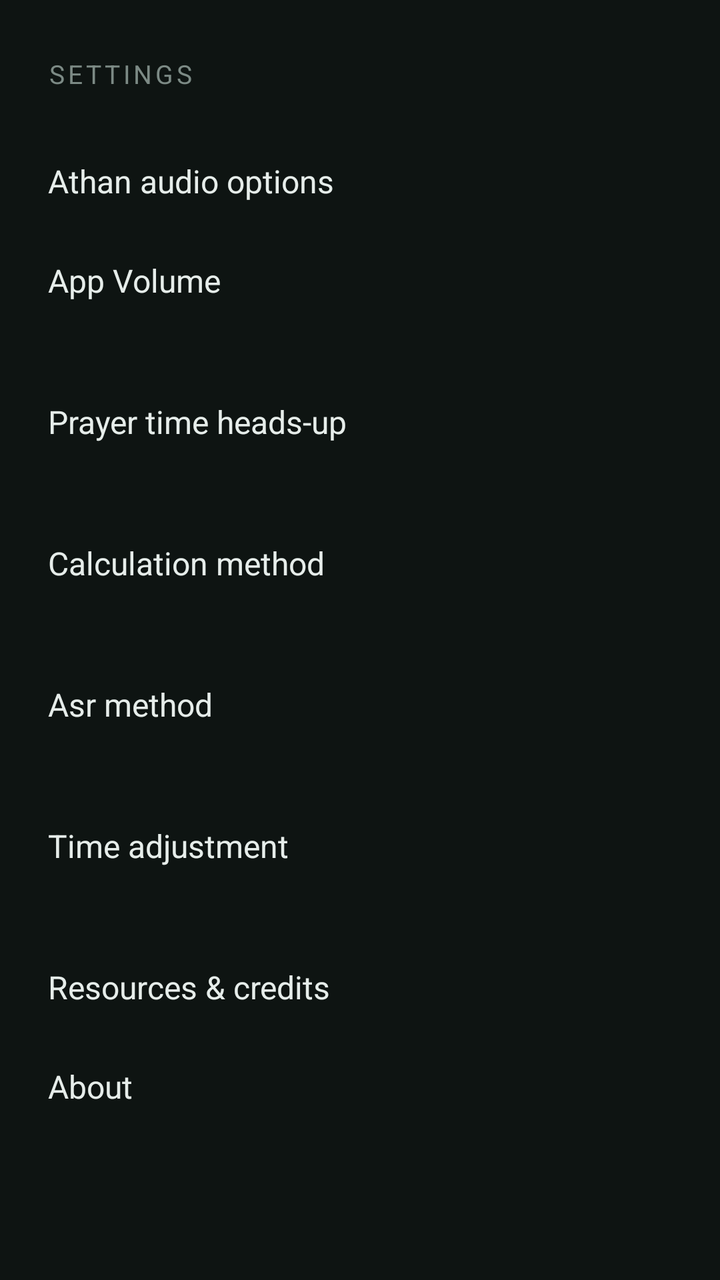
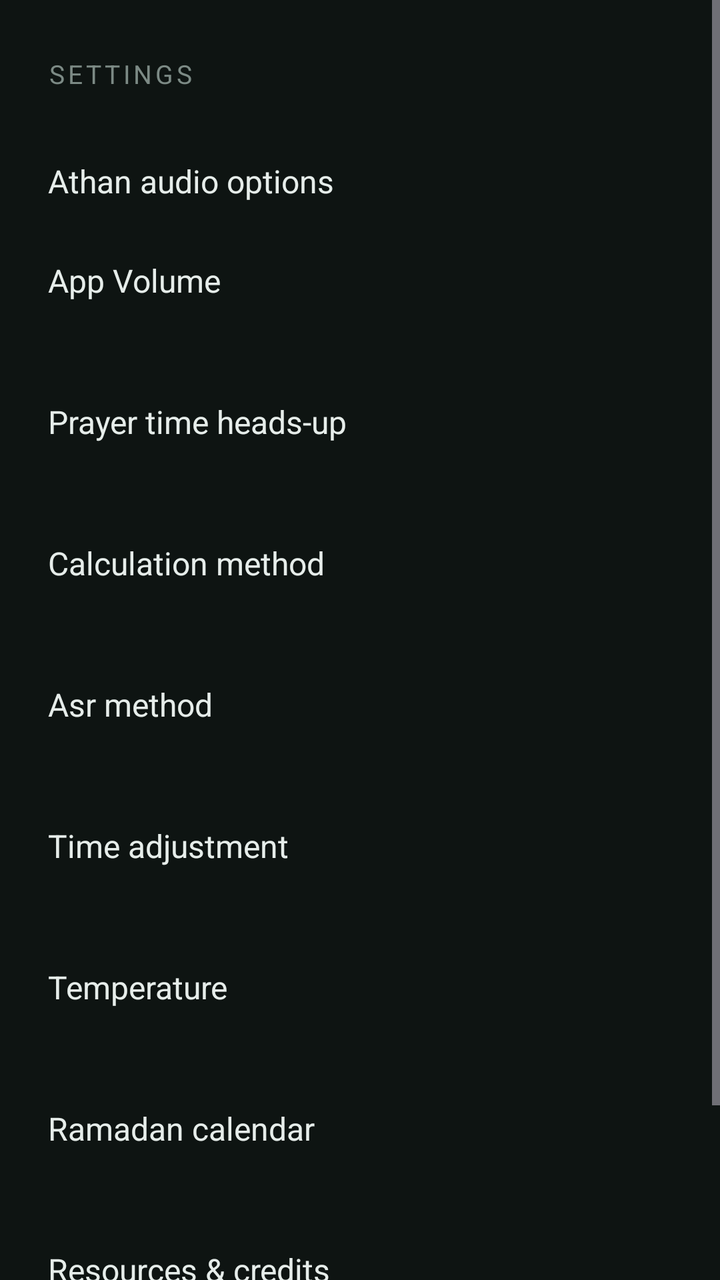

Screens rendered from an Android XML layout before and after an edit, with the pre-edit source and the edit as a unified diff.
<!-- AndroidManifest.xml: application theme Theme.Athan -->
<!-- res/layout/activity_settings.xml -->
<?xml version="1.0" encoding="utf-8"?>
<ScrollView xmlns:android="http://schemas.android.com/apk/res/android"
    android:id="@+id/root"
    android:layout_width="match_parent"
    android:layout_height="match_parent"
    android:background="@color/bg"
    android:fillViewport="true">

    <LinearLayout
        android:layout_width="match_parent"
        android:layout_height="wrap_content"
        android:orientation="vertical"
        android:paddingStart="24dp"
        android:paddingTop="28dp"
        android:paddingEnd="24dp"
        android:paddingBottom="32dp">

        <TextView
            android:layout_width="wrap_content"
            android:layout_height="wrap_content"
            android:letterSpacing="0.12"
            android:text="@string/settings"
            android:textAllCaps="true"
            android:textColor="@color/text_dim"
            android:textSize="13sp" />

        <LinearLayout
            android:id="@+id/audioOptionsRow"
            android:layout_width="match_parent"
            android:layout_height="wrap_content"
            android:layout_marginTop="20dp"
            android:background="?attr/selectableItemBackground"
            android:orientation="vertical"
            android:paddingTop="14dp"
            android:paddingBottom="14dp">

            <TextView
                android:layout_width="match_parent"
                android:layout_height="wrap_content"
                android:text="@string/athan_audio_options"
                android:textColor="@color/text"
                android:textSize="16sp" />

        </LinearLayout>

        <LinearLayout
            android:id="@+id/appVolumeRow"
            android:layout_width="match_parent"
            android:layout_height="wrap_content"
            android:background="?attr/selectableItemBackground"
            android:orientation="vertical"
            android:paddingTop="14dp"
            android:paddingBottom="14dp">

            <TextView
                android:layout_width="match_parent"
                android:layout_height="wrap_content"
                android:text="@string/app_volume"
                android:textColor="@color/text"
                android:textSize="16sp" />

            <TextView
                android:id="@+id/appVolumeName"
                android:layout_width="match_parent"
                android:layout_height="wrap_content"
                android:layout_marginTop="2dp"
                android:textColor="@color/accent"
                android:textSize="14sp" />
        </LinearLayout>

        <LinearLayout
            android:id="@+id/reminderRow"
            android:layout_width="match_parent"
            android:layout_height="wrap_content"
            android:background="?attr/selectableItemBackground"
            android:orientation="vertical"
            android:paddingTop="14dp"
            android:paddingBottom="14dp">

            <TextView
                android:layout_width="match_parent"
                android:layout_height="wrap_content"
                android:text="@string/reminder_title_short"
                android:textColor="@color/text"
                android:textSize="16sp" />

            <TextView
                android:id="@+id/reminderName"
                android:layout_width="match_parent"
                android:layout_height="wrap_content"
                android:layout_marginTop="2dp"
                android:textColor="@color/accent"
                android:textSize="14sp" />
        </LinearLayout>

        <LinearLayout
            android:id="@+id/methodRow"
            android:layout_width="match_parent"
            android:layout_height="wrap_content"
            android:background="?attr/selectableItemBackground"
            android:orientation="vertical"
            android:paddingTop="14dp"
            android:paddingBottom="14dp">

            <TextView
                android:layout_width="match_parent"
                android:layout_height="wrap_content"
                android:text="@string/calculation_method"
                android:textColor="@color/text"
                android:textSize="16sp" />

            <TextView
                android:id="@+id/methodName"
                android:layout_width="match_parent"
                android:layout_height="wrap_content"
                android:layout_marginTop="2dp"
                android:textColor="@color/accent"
                android:textSize="14sp" />
        </LinearLayout>

        <LinearLayout
            android:id="@+id/madhabRow"
            android:layout_width="match_parent"
            android:layout_height="wrap_content"
            android:background="?attr/selectableItemBackground"
            android:orientation="vertical"
            android:paddingTop="14dp"
            android:paddingBottom="14dp">

            <TextView
                android:layout_width="match_parent"
                android:layout_height="wrap_content"
                android:text="@string/juristic_method"
                android:textColor="@color/text"
                android:textSize="16sp" />

            <TextView
                android:id="@+id/madhabName"
                android:layout_width="match_parent"
                android:layout_height="wrap_content"
                android:layout_marginTop="2dp"
                android:textColor="@color/accent"
                android:textSize="14sp" />
        </LinearLayout>

        <LinearLayout
            android:id="@+id/adjustRow"
            android:layout_width="match_parent"
            android:layout_height="wrap_content"
            android:background="?attr/selectableItemBackground"
            android:orientation="vertical"
            android:paddingTop="14dp"
            android:paddingBottom="14dp">

            <TextView
                android:layout_width="match_parent"
                android:layout_height="wrap_content"
                android:text="@string/time_adjustment"
                android:textColor="@color/text"
                android:textSize="16sp" />

            <TextView
                android:id="@+id/adjustName"
                android:layout_width="match_parent"
                android:layout_height="wrap_content"
                android:layout_marginTop="2dp"
                android:textColor="@color/accent"
                android:textSize="14sp" />
        </LinearLayout>

        <LinearLayout
            android:id="@+id/creditsRow"
            android:layout_width="match_parent"
            android:layout_height="wrap_content"
            android:background="?attr/selectableItemBackground"
            android:orientation="vertical"
            android:paddingTop="14dp"
            android:paddingBottom="14dp">

            <TextView
                android:layout_width="match_parent"
                android:layout_height="wrap_content"
                android:text="@string/credits_row"
                android:textColor="@color/text"
                android:textSize="16sp" />
        </LinearLayout>

        <LinearLayout
            android:id="@+id/aboutRow"
            android:layout_width="match_parent"
            android:layout_height="wrap_content"
            android:background="?attr/selectableItemBackground"
            android:orientation="vertical"
            android:paddingTop="14dp"
            android:paddingBottom="14dp">

            <TextView
                android:layout_width="match_parent"
                android:layout_height="wrap_content"
                android:text="@string/about"
                android:textColor="@color/text"
                android:textSize="16sp" />
        </LinearLayout>

    </LinearLayout>
</ScrollView>
<!-- resources referenced by this layout -->
<resources>
  <color name="accent">#4FC79A</color>
  <color name="bg">#0E1412</color>
  <color name="text">#E6EDEA</color>
  <color name="text_dim">#7C8A85</color>
  <string name="about">About</string>
  <string name="app_volume">App Volume</string>
  <string name="athan_audio_options">Athan audio options</string>
  <string name="calculation_method">Calculation method</string>
  <string name="credits_row">Resources &amp; credits</string>
  <string name="juristic_method">Asr method</string>
  <string name="reminder_title_short">Prayer time heads-up</string>
  <string name="settings">Settings</string>
  <string name="time_adjustment">Time adjustment</string>
  <style name="Theme.Athan" parent="Theme.Material3.Dark.NoActionBar">
          <item name="android:statusBarColor">@android:color/transparent</item>
          <item name="android:navigationBarColor">@android:color/transparent</item>
          <item name="android:windowBackground">@color/bg</item>
          <item name="colorPrimary">@color/accent</item>
          <item name="colorOnPrimary">#08110D</item>
          <item name="colorSecondaryContainer">#1E3A2F</item>
          <item name="colorOnSecondaryContainer">@color/accent</item>
      </style>
</resources>

<!-- the commit's change to res/layout/activity_settings.xml (unified diff, before → after) -->
@@ -168,6 +168,57 @@
                 android:textSize="14sp" />
         </LinearLayout>
 
+
+        <LinearLayout
+            android:id="@+id/temperatureRow"
+            android:layout_width="match_parent"
+            android:layout_height="wrap_content"
+            android:background="?attr/selectableItemBackground"
+            android:orientation="vertical"
+            android:paddingTop="14dp"
+            android:paddingBottom="14dp">
+
+            <TextView
+                android:layout_width="match_parent"
+                android:layout_height="wrap_content"
+                android:text="@string/temperature"
+                android:textColor="@color/text"
+                android:textSize="16sp" />
+
+            <TextView
+                android:id="@+id/temperatureName"
+                android:layout_width="match_parent"
+                android:layout_height="wrap_content"
+                android:layout_marginTop="2dp"
+                android:textColor="@color/accent"
+                android:textSize="14sp" />
+        </LinearLayout>
+
+        <LinearLayout
+            android:id="@+id/ramadanRow"
+            android:layout_width="match_parent"
+            android:layout_height="wrap_content"
+            android:background="?attr/selectableItemBackground"
+            android:orientation="vertical"
+            android:paddingTop="14dp"
+            android:paddingBottom="14dp">
+
+            <TextView
+                android:layout_width="match_parent"
+                android:layout_height="wrap_content"
+                android:text="@string/ramadan"
+                android:textColor="@color/text"
+                android:textSize="16sp" />
+
+            <TextView
+                android:id="@+id/ramadanName"
+                android:layout_width="match_parent"
+                android:layout_height="wrap_content"
+                android:layout_marginTop="2dp"
+                android:textColor="@color/accent"
+                android:textSize="14sp" />
+        </LinearLayout>
+
         <LinearLayout
             android:id="@+id/creditsRow"
             android:layout_width="match_parent"
<!-- resource entries referenced after the edit -->
@@ -10,8 +10,10 @@
   <string name="calculation_method">Calculation method</string>
   <string name="credits_row">Resources &amp; credits</string>
   <string name="juristic_method">Asr method</string>
+  <string name="ramadan">Ramadan calendar</string>
   <string name="reminder_title_short">Prayer time heads-up</string>
   <string name="settings">Settings</string>
+  <string name="temperature">Temperature</string>
   <string name="time_adjustment">Time adjustment</string>
   <style name="Theme.Athan" parent="Theme.Material3.Dark.NoActionBar">
           <item name="android:statusBarColor">@android:color/transparent</item>
